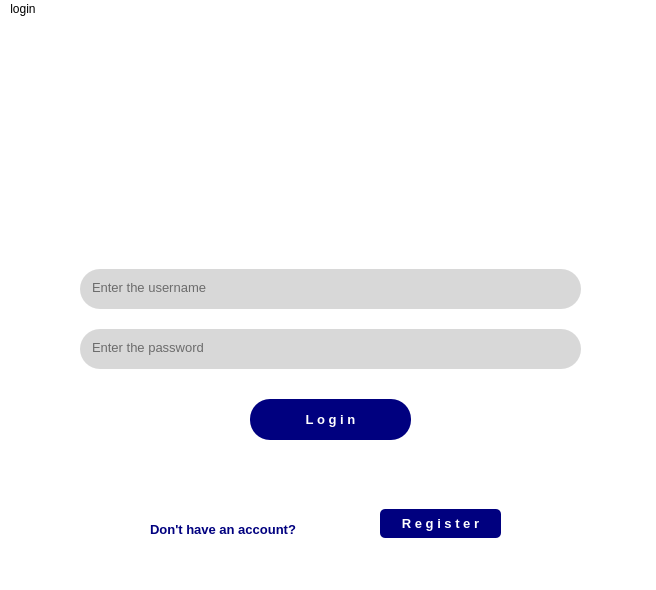
This is frontend/login.ui in rushii1192/covid-mgmt as Qt 5 draws it before an edit. The edited form follows.
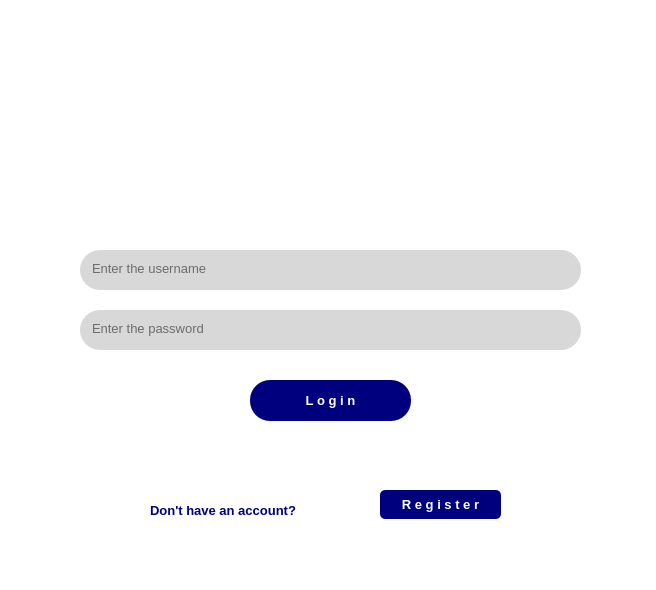
This is the edited form. Icons and pictures are not drawn.

The edit to the form file:
```diff
--- a/frontend/login.ui
+++ b/frontend/login.ui
@@ -180,12 +180,6 @@
      <height>26</height>
     </rect>
    </property>
-   <widget class="QMenu" name="menulogin">
-    <property name="title">
-     <string>login</string>
-    </property>
-   </widget>
-   <addaction name="menulogin"/>
   </widget>
   <widget class="QStatusBar" name="statusbar"/>
  </widget>
```
